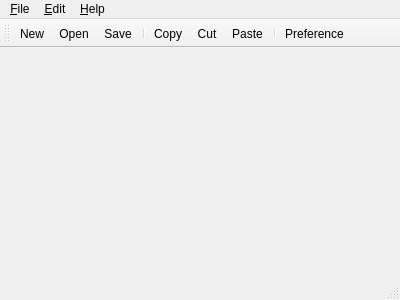
This is mainwindow.ui in missdeer/KarenMeu as Qt 5 draws it before an edit. The edited form follows.
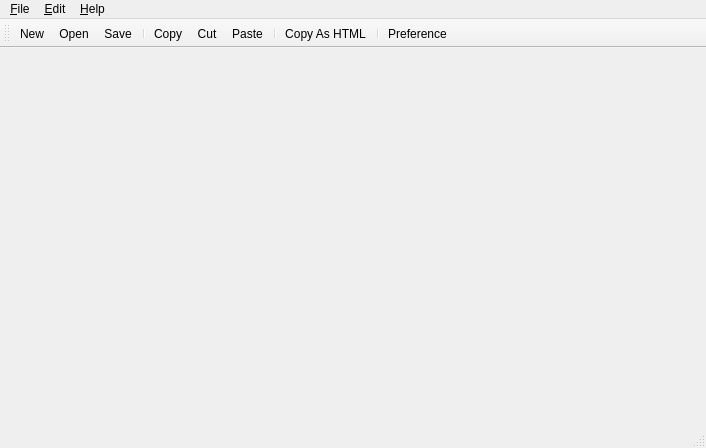
This is the edited form. Icons and pictures are not drawn.

Commit message: (+)copy as HTML

The edit to the form file:
```diff
--- a/mainwindow.ui
+++ b/mainwindow.ui
@@ -6,8 +6,8 @@
    <rect>
     <x>0</x>
     <y>0</y>
-    <width>400</width>
-    <height>300</height>
+    <width>706</width>
+    <height>448</height>
    </rect>
   </property>
   <property name="windowTitle">
@@ -23,8 +23,8 @@
     <rect>
      <x>0</x>
      <y>0</y>
-     <width>400</width>
-     <height>21</height>
+     <width>706</width>
+     <height>22</height>
     </rect>
    </property>
    <widget class="QMenu" name="menuFile">
@@ -78,6 +78,8 @@
    <addaction name="actionCut"/>
    <addaction name="actionPaste"/>
    <addaction name="separator"/>
+   <addaction name="actionCopyAsHTML"/>
+   <addaction name="separator"/>
    <addaction name="actionPreference"/>
   </widget>
   <widget class="QStatusBar" name="statusBar"/>
@@ -230,6 +232,18 @@
     <string>Ctrl+A</string>
    </property>
   </action>
+  <action name="actionCopyAsHTML">
+   <property name="icon">
+    <iconset resource="karenmeu.qrc">
+     <normaloff>:/rc/images/copyAsHTML.png</normaloff>:/rc/images/copyAsHTML.png</iconset>
+   </property>
+   <property name="text">
+    <string>Copy As HTML</string>
+   </property>
+   <property name="shortcut">
+    <string>Ctrl+Alt+C</string>
+   </property>
+  </action>
  </widget>
  <layoutdefault spacing="6" margin="11"/>
  <resources>
```
Left out of the diff: 2 changed lines with no effect on the pictures. The commit also changes 7 other files.
